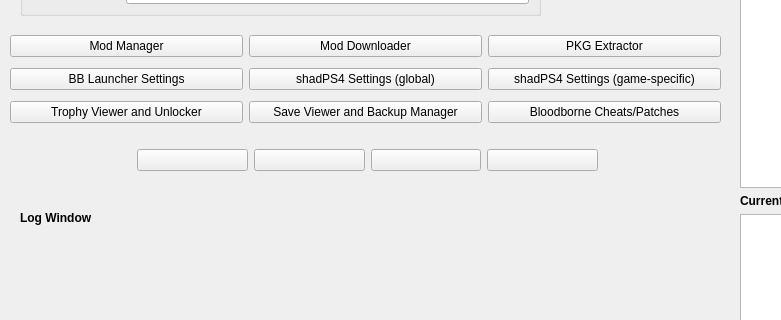
Before: the Qt Designer form modules/bblauncher.ui in rainmakerv3/BB_Launcher, drawn with Qt 5; both pictures show x 0 to 781 and y 140 to 460 of the 1044 by 678 pixel window.
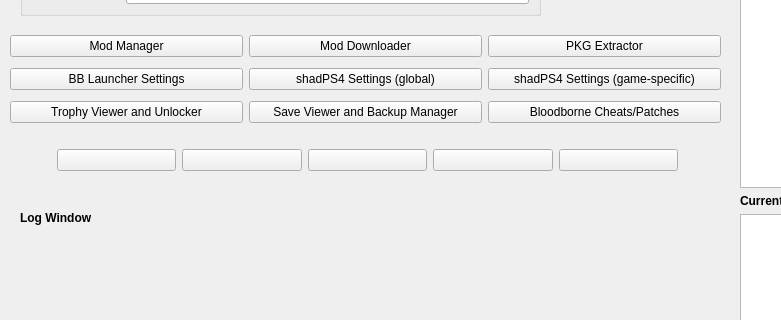
After: the same form once the commit is applied.

Commit message: Add open folders (log, saves, settings) button

```diff
--- a/modules/bblauncher.ui
+++ b/modules/bblauncher.ui
@@ -254,9 +254,9 @@
    <widget class="QWidget" name="horizontalLayoutWidget">
     <property name="geometry">
      <rect>
-      <x>137</x>
+      <x>57</x>
       <y>270</y>
-      <width>461</width>
+      <width>621</width>
       <height>61</height>
      </rect>
     </property>
@@ -294,6 +294,13 @@
        </property>
       </widget>
      </item>
+     <item>
+      <widget class="QPushButton" name="OpenFoldersButton">
+       <property name="text">
+        <string/>
+       </property>
+      </widget>
+     </item>
      <item>
       <widget class="QPushButton" name="HotkeyButton">
        <property name="text">
```
The commit also changes 4 other files.
